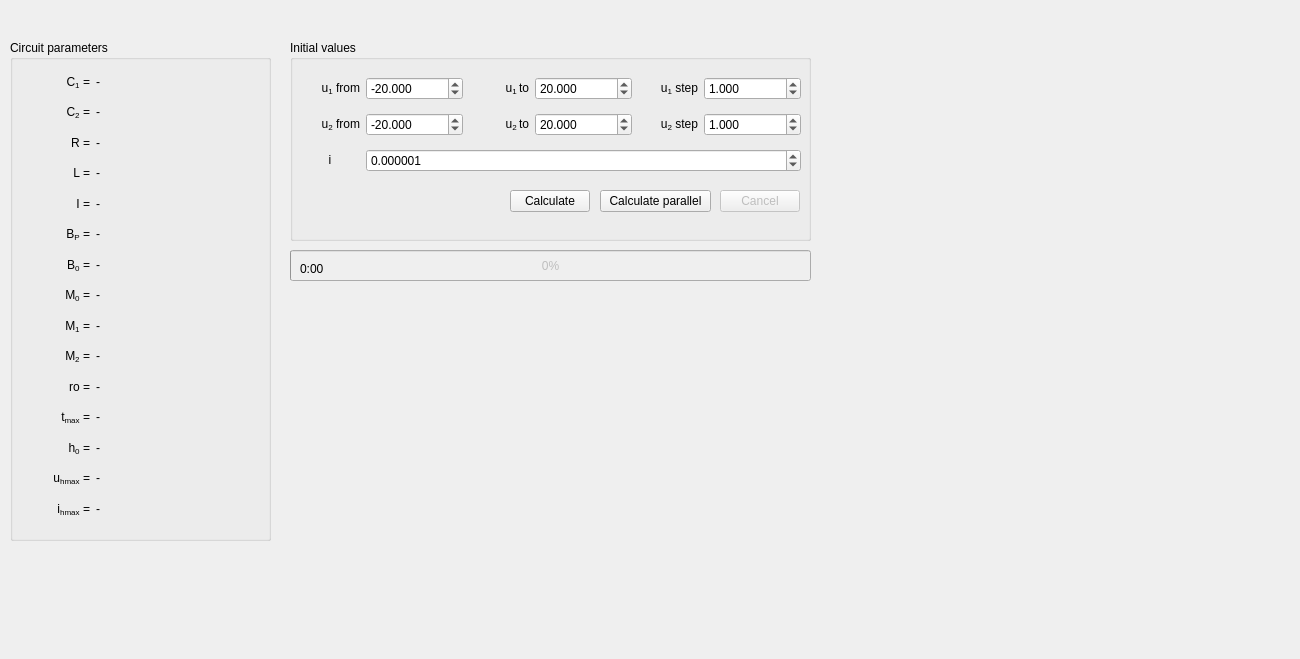
First picture: the form in widgets/cutwidget.ui, repository zsolt-racz/chua-trajectory-visualiser, before the edit.
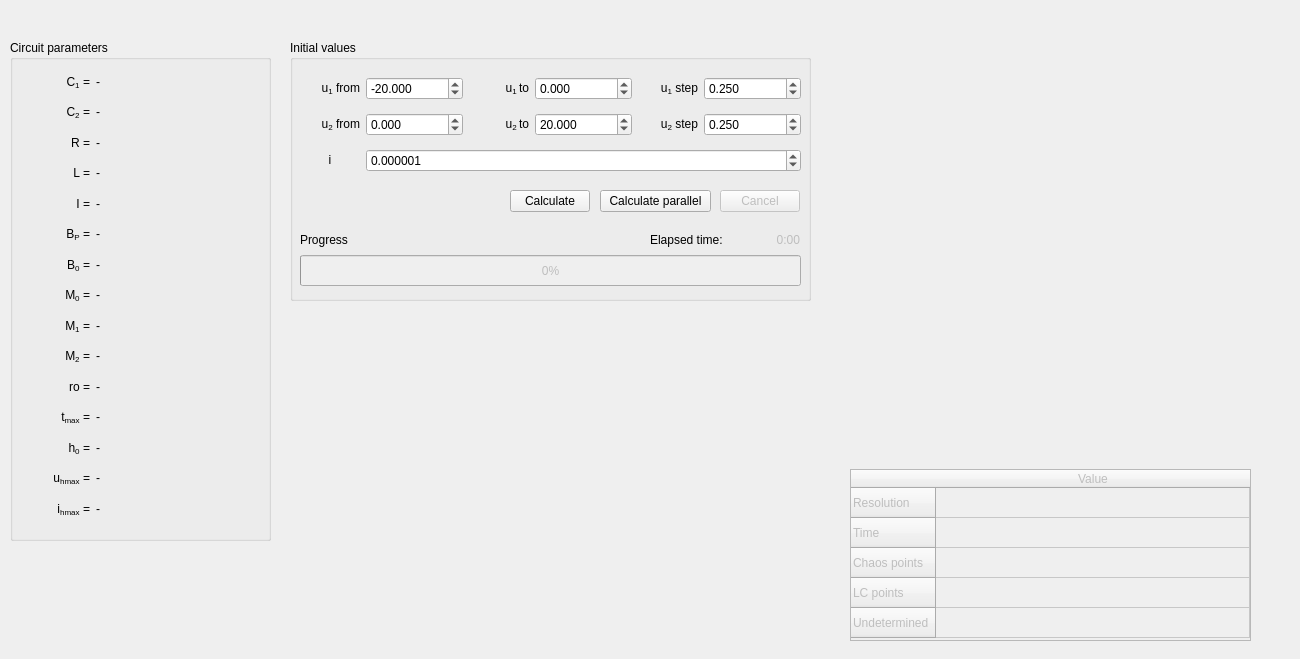
Second picture: the form after the edit. Custom widgets are drawn as their Qt base class.

Patch:
```diff
--- a/widgets/cutwidget.ui
+++ b/widgets/cutwidget.ui
@@ -408,7 +408,7 @@
      <x>290</x>
      <y>40</y>
      <width>521</width>
-     <height>201</height>
+     <height>261</height>
     </rect>
    </property>
    <property name="title">
@@ -486,7 +486,7 @@
             <double>1000.000000000000000</double>
            </property>
            <property name="value">
-            <double>20.000000000000000</double>
+            <double>0.000000000000000</double>
            </property>
           </widget>
          </item>
@@ -519,7 +519,7 @@
             <double>100.000000000000000</double>
            </property>
            <property name="value">
-            <double>1.000000000000000</double>
+            <double>0.250000000000000</double>
            </property>
           </widget>
          </item>
@@ -556,7 +556,7 @@
             <double>1000.990000000000009</double>
            </property>
            <property name="value">
-            <double>-20.000000000000000</double>
+            <double>0.000000000000000</double>
            </property>
           </widget>
          </item>
@@ -622,7 +622,7 @@
             <double>100.000000000000000</double>
            </property>
            <property name="value">
-            <double>1.000000000000000</double>
+            <double>0.250000000000000</double>
            </property>
           </widget>
          </item>
@@ -711,6 +711,64 @@
      <string>Calculate</string>
     </property>
    </widget>
+   <widget class="QLabel" name="time">
+    <property name="enabled">
+     <bool>false</bool>
+    </property>
+    <property name="geometry">
+     <rect>
+      <x>470</x>
+      <y>190</y>
+      <width>40</width>
+      <height>20</height>
+     </rect>
+    </property>
+    <property name="text">
+     <string>&lt;html&gt;&lt;head/&gt;&lt;body&gt;&lt;p align=&quot;right&quot;&gt;0:00&lt;/p&gt;&lt;/body&gt;&lt;/html&gt;</string>
+    </property>
+   </widget>
+   <widget class="QProgressBar" name="progressBar">
+    <property name="enabled">
+     <bool>false</bool>
+    </property>
+    <property name="geometry">
+     <rect>
+      <x>10</x>
+      <y>215</y>
+      <width>501</width>
+      <height>31</height>
+     </rect>
+    </property>
+    <property name="value">
+     <number>0</number>
+    </property>
+   </widget>
+   <widget class="QLabel" name="label">
+    <property name="geometry">
+     <rect>
+      <x>360</x>
+      <y>190</y>
+      <width>100</width>
+      <height>20</height>
+     </rect>
+    </property>
+    <property name="text">
+     <string>Elapsed time:</string>
+    </property>
+   </widget>
+   <widget class="QLabel" name="label_2">
+    <property name="geometry">
+     <rect>
+      <x>10</x>
+      <y>190</y>
+      <width>60</width>
+      <height>20</height>
+     </rect>
+    </property>
+    <property name="text">
+     <string>Progress</string>
+    </property>
+   </widget>
   </widget>
   <widget class="QCustomPlot" name="plot_cut" native="true">
    <property name="geometry">
@@ -722,34 +780,66 @@
     </rect>
    </property>
   </widget>
-  <widget class="QProgressBar" name="progressBar">
+  <widget class="QTableWidget" name="resultTable">
    <property name="enabled">
     <bool>false</bool>
    </property>
    <property name="geometry">
     <rect>
-     <x>290</x>
-     <y>250</y>
-     <width>521</width>
-     <height>31</height>
+     <x>850</x>
+     <y>469</y>
+     <width>401</width>
+     <height>172</height>
     </rect>
    </property>
-   <property name="value">
-    <number>0</number>
+   <property name="sizePolicy">
+    <sizepolicy hsizetype="Minimum" vsizetype="Expanding">
+     <horstretch>0</horstretch>
+     <verstretch>0</verstretch>
+    </sizepolicy>
    </property>
-  </widget>
-  <widget class="QLabel" name="time">
-   <property name="geometry">
-    <rect>
-     <x>300</x>
-     <y>260</y>
-     <width>54</width>
-     <height>17</height>
-    </rect>
+   <property name="minimumSize">
+    <size>
+     <width>0</width>
+     <height>0</height>
+    </size>
    </property>
-   <property name="text">
-    <string>0:00</string>
-   </property>
+   <attribute name="horizontalHeaderStretchLastSection">
+    <bool>true</bool>
+   </attribute>
+   <attribute name="verticalHeaderShowSortIndicator" stdset="0">
+    <bool>false</bool>
+   </attribute>
+   <row>
+    <property name="text">
+     <string>Resolution</string>
+    </property>
+   </row>
+   <row>
+    <property name="text">
+     <string>Time</string>
+    </property>
+   </row>
+   <row>
+    <property name="text">
+     <string>Chaos points</string>
+    </property>
+   </row>
+   <row>
+    <property name="text">
+     <string>LC points</string>
+    </property>
+   </row>
+   <row>
+    <property name="text">
+     <string>Undetermined</string>
+    </property>
+   </row>
+   <column>
+    <property name="text">
+     <string>Value</string>
+    </property>
+   </column>
   </widget>
  </widget>
  <customwidgets>
```
Left out of the diff: 3 changed lines with no effect on the pictures.
